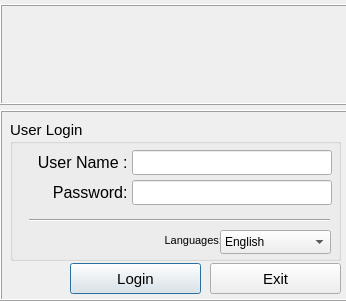
Before: the Qt Designer form Week7/login.ui in mustafagundogdu80/Python_VIT, drawn with Qt 5.
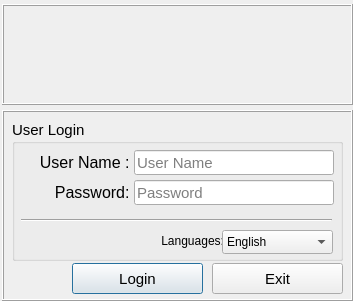
After: the same form once the commit is applied. Icons and pictures are not drawn.

The edit to the form file:
```diff
--- a/Week7/login.ui
+++ b/Week7/login.ui
@@ -1,15 +1,42 @@
 <?xml version="1.0" encoding="UTF-8"?>
 <ui version="4.0">
- <class>UserDialog</class>
- <widget class="QDialog" name="UserDialog">
+ <class>ud_login</class>
+ <widget class="QDialog" name="ud_login">
+  <property name="enabled">
+   <bool>true</bool>
+  </property>
   <property name="geometry">
    <rect>
     <x>0</x>
     <y>0</y>
-    <width>346</width>
+    <width>353</width>
     <height>301</height>
    </rect>
   </property>
+  <property name="sizePolicy">
+   <sizepolicy hsizetype="Fixed" vsizetype="Fixed">
+    <horstretch>0</horstretch>
+    <verstretch>0</verstretch>
+   </sizepolicy>
+  </property>
+  <property name="minimumSize">
+   <size>
+    <width>353</width>
+    <height>301</height>
+   </size>
+  </property>
+  <property name="maximumSize">
+   <size>
+    <width>353</width>
+    <height>301</height>
+   </size>
+  </property>
+  <property name="baseSize">
+   <size>
+    <width>353</width>
+    <height>301</height>
+   </size>
+  </property>
   <property name="font">
    <font>
     <pointsize>11</pointsize>
@@ -27,7 +54,7 @@
   <widget class="QFrame" name="frame">
    <property name="geometry">
     <rect>
-     <x>0</x>
+     <x>2</x>
      <y>110</y>
      <width>351</width>
      <height>191</height>
@@ -93,8 +120,8 @@
      </property>
      <property name="font">
       <font>
-       <pointsize>12</pointsize>
-       <italic>true</italic>
+       <pointsize>11</pointsize>
+       <italic>false</italic>
        <bold>false</bold>
        <kerning>true</kerning>
       </font>
@@ -108,6 +135,9 @@
      <property name="text">
       <string/>
      </property>
+     <property name="placeholderText">
+      <string>User Name</string>
+     </property>
     </widget>
     <widget class="QLineEdit" name="lePassword">
      <property name="geometry">
@@ -120,8 +150,8 @@
      </property>
      <property name="font">
       <font>
-       <pointsize>12</pointsize>
-       <italic>true</italic>
+       <pointsize>11</pointsize>
+       <italic>false</italic>
        <kerning>true</kerning>
        <fontweight>DemiBold</fontweight>
       </font>
@@ -132,6 +162,15 @@
      <property name="text">
       <string/>
      </property>
+     <property name="echoMode">
+      <enum>QLineEdit::EchoMode::Password</enum>
+     </property>
+     <property name="placeholderText">
+      <string>Password</string>
+     </property>
+     <property name="cursorMoveStyle">
+      <enum>Qt::CursorMoveStyle::LogicalMoveStyle</enum>
+     </property>
      <property name="clearButtonEnabled">
       <bool>false</bool>
      </property>
@@ -175,7 +214,7 @@
      </property>
      <property name="font">
       <font>
-       <pointsize>8</pointsize>
+       <pointsize>9</pointsize>
        <italic>false</italic>
        <bold>false</bold>
        <kerning>true</kerning>
@@ -194,9 +233,9 @@
     <widget class="Line" name="line">
      <property name="geometry">
       <rect>
-       <x>19</x>
+       <x>9</x>
        <y>90</y>
-       <width>301</width>
+       <width>311</width>
        <height>20</height>
       </rect>
      </property>
@@ -254,6 +293,23 @@
       <height>31</height>
      </rect>
     </property>
+    <property name="cursor">
+     <cursorShape>PointingHandCursor</cursorShape>
+    </property>
+    <property name="styleSheet">
+     <string notr="true">QPushButton:hover {
+    background-color: rgb(180, 180, 180);
+	font-size: 13px;
+    border: bold;
+}
+QPushButton:pressed {
+    background-color:rgb(150, 150, 150);
+	font-size: 13px;
+    border: bold;
+}
+
+</string>
+    </property>
     <property name="text">
      <string>Login</string>
     </property>
@@ -273,6 +329,22 @@
       <height>31</height>
      </rect>
     </property>
+    <property name="cursor">
+     <cursorShape>PointingHandCursor</cursorShape>
+    </property>
+    <property name="styleSheet">
+     <string notr="true">QPushButton:hover {
+    background-color: rgb(180, 180, 180);
+	font-size: 13px;
+    border: bold;
+}
+QPushButton:pressed {
+    background-color:rgb(150, 150, 150);
+	font-size: 13px;
+    border: bold;
+}
+</string>
+    </property>
     <property name="text">
      <string>Exit</string>
     </property>
@@ -287,7 +359,7 @@
   <widget class="QFrame" name="frame_2">
    <property name="geometry">
     <rect>
-     <x>0</x>
+     <x>2</x>
      <y>4</y>
      <width>351</width>
      <height>101</height>
@@ -302,12 +374,18 @@
    <widget class="QLabel" name="label">
     <property name="geometry">
      <rect>
-      <x>0</x>
-      <y>0</y>
-      <width>341</width>
-      <height>101</height>
+      <x>7</x>
+      <y>4</y>
+      <width>331</width>
+      <height>91</height>
      </rect>
     </property>
+    <property name="sizePolicy">
+     <sizepolicy hsizetype="Fixed" vsizetype="Fixed">
+      <horstretch>0</horstretch>
+      <verstretch>0</verstretch>
+     </sizepolicy>
+    </property>
     <property name="text">
      <string/>
     </property>
```
Left out of the diff: 42 changed lines with no effect on the pictures.
